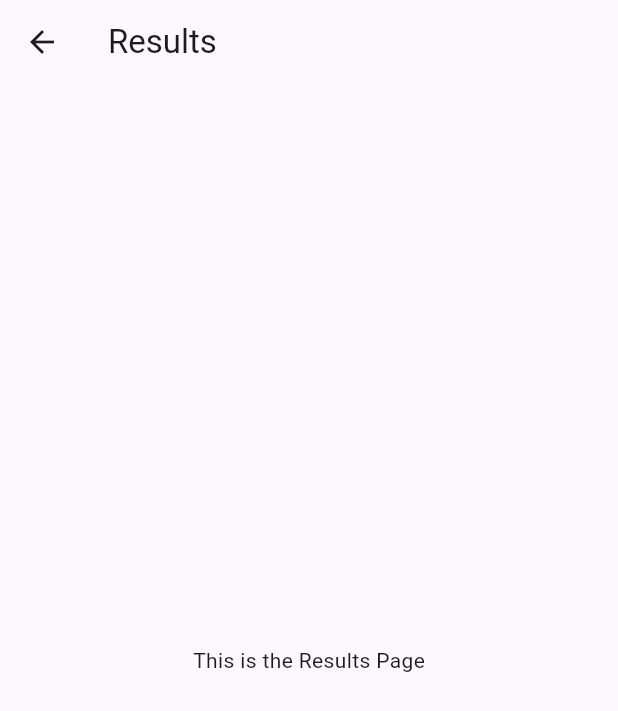
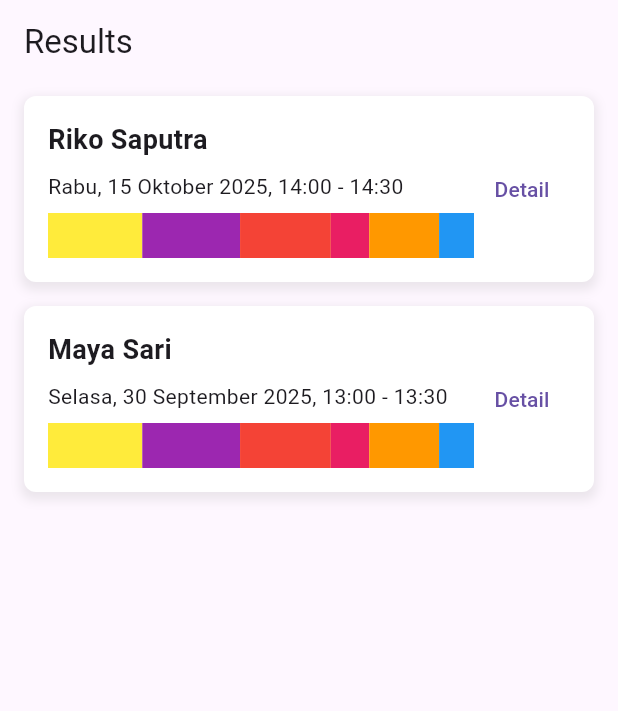
Before and after one commit to integer-class/PegalBasedLearning, a Flutter app: the ResultsPage screen opened directly, on a phone screen of 412 x 824 dp. Shown: the top 711 px of the screen. Run offline on Flutter 3.47's test engine with Material 3 defaults, Android fonts, the phone set to English and light mode, and no system bars; our stand-ins replace google_nav_bar, pie_chart; network calls fail.

Commit message:
add: piechart

```diff
--- a/expriview/lib/main.dart
+++ b/expriview/lib/main.dart
@@ -1,7 +1,9 @@
 import 'package:flutter/material.dart';
 import 'package:google_nav_bar/google_nav_bar.dart';
+import 'package:pie_chart/pie_chart.dart';
 import 'views/home_page.dart' as home;
 import 'views/results_page.dart';
+import 'views/result_detail.dart';
 import 'views/start_interview_page.dart' as interview;
 import 'views/profile_page.dart';
 
@@ -44,36 +46,22 @@ class _MyAppState extends State<MyApp> {
         ),
         bottomNavigationBar: Container(
           height: 75,
-          width: 750,
-          // decoration: BoxDecoration(
-          //   borderRadius: BorderRadius.circular(20),
-          //   boxShadow: [
-          //     BoxShadow(
-          //       color: Colors.black.withOpacity(0.2), // Shadow color
-          //       spreadRadius: 5, // Spread radius
-          //       blurRadius: 7, // Blur radius
-          //       offset: const Offset(0, 3), // Offset for the shadow
-          //     ),
-          //   ],
-          // ),
+          width: double.infinity,
           color: Colors.white,
-          child: const Padding(
-            padding: EdgeInsets.symmetric(horizontal: 15.0, vertical: 5),
+          child: Padding(
+            padding: const EdgeInsets.symmetric(horizontal: 15.0, vertical: 5),
             child: GNav(
               backgroundColor: Colors.white,
-              color: Color(0xFF5A7590),
-              activeColor: Color(0xFF2E77AE),
-              tabBackgroundColor: Color(0xFFF2F7FF),
+              color: const Color(0xFF5A7590),
+              activeColor: const Color(0xFF2E77AE),
+              tabBackgroundColor: const Color(0xFFF2F7FF),
               gap: 10,
-              padding: EdgeInsets.all(20),
-              tabs: [
+              padding: const EdgeInsets.all(20),
+              onTabChange: changeTab,
+              tabs: const [
                 GButton(
                   icon: Icons.home,
                   text: 'Home',
-                ),
-                GButton(
-                  icon: Icons.view_list_rounded,
-                  text: 'Settings',
                 ),
                 GButton(
                   icon: Icons.videocam,
@@ -95,3 +83,65 @@ class _MyAppState extends State<MyApp> {
     );
   }
 }
+
+class PreviousSessionItem extends StatelessWidget {
+  final String name;
+  final String date;
+
+  // Example dataMap and colorList for the pie chart
+  final Map<String, double> dataMap = {
+    "Segment A": 40,
+    "Segment B": 30,
+    "Segment C": 30,
+  };
+
+  final List<Color> colorList = [
+    Colors.blue,
+    Colors.red,
+    Colors.green,
+  ];
+
+    PreviousSessionItem({
+    Key? key,
+    required this.name,
+    required this.date,
+  }) : super(key: key);
+
+  @override
+  Widget build(BuildContext context) {
+    return Card(
+      margin: const EdgeInsets.symmetric(vertical: 5),
+      child: Padding(
+        padding: const EdgeInsets.all(10),
+        child: Row(
+          mainAxisAlignment: MainAxisAlignment.spaceBetween,
+          children: [
+            Column(
+              crossAxisAlignment: CrossAxisAlignment.start,
+              children: [
+                Text(name, style: TextStyle(fontSize: 16, fontWeight: FontWeight.bold)),
+                Text(date, style: TextStyle(color: Colors.grey)),
+              ],
+            ),
+            ElevatedButton(
+              onPressed: () {
+                // Navigate to ResultDetail when the button is pressed
+                Navigator.push(
+                  context,
+                  MaterialPageRoute(
+                    builder: (context) => ResultDetail(
+                      name: name,
+                      dataMap: dataMap, // Pass the dataMap
+                      colorList: colorList, // Pass the colorList
+                    ),
+                  ),
+                );
+              },
+              child: const Text('Detail'),
+            ),
+          ],
+        ),
+      ),
+    );
+  }
+}
--- a/expriview/lib/views/results_page.dart
+++ b/expriview/lib/views/results_page.dart
@@ -1,4 +1,21 @@
-import 'package:flutter/material.dart';
+import 'package:expriview/views/result_detail.dart';
+import 'package:flutter/material.dart'; // Ensure you import the ResultDetail class
+
+void main() {
+  runApp(const MyApp());
+}
+
+class MyApp extends StatelessWidget {
+  const MyApp({super.key});
+
+  @override
+  Widget build(BuildContext context) {
+    return MaterialApp(
+      title: 'Results Page Example',
+      home: const ResultsPage(),
+    );
+  }
+}
 
 class ResultsPage extends StatelessWidget {
   const ResultsPage({super.key});
@@ -9,9 +26,141 @@ class ResultsPage extends StatelessWidget {
       appBar: AppBar(
         title: const Text('Results'),
       ),
-      body: const Center(
-        child: Text('This is the Results Page'),
+      body: ListView(
+        children: [
+          PreviousSessionItem(
+            name: 'Riko Saputra',
+            date: 'Rabu, 15 Oktober 2025, 14:00 - 14:30',
+          ),
+          PreviousSessionItem(
+            name: 'Maya Sari',
+            date: 'Selasa, 30 September 2025, 13:00 - 13:30',
+          ),
+          // You can add more PreviousSessionItems here
+        ],
       ),
     );
   }
 }
+
+class PreviousSessionItem extends StatelessWidget {
+  final String name;
+  final String date;
+
+  const PreviousSessionItem({
+    Key? key,
+    required this.name,
+    required this.date,
+  }) : super(key: key);
+
+  @override
+  Widget build(BuildContext context) {
+    return GestureDetector(
+      child: Container(
+        margin: const EdgeInsets.symmetric(horizontal: 16.0, vertical: 8.0), // Margin for the item
+        decoration: BoxDecoration(
+          color: Colors.white, // Background color of the item
+          borderRadius: BorderRadius.circular(8.0), // Rounded corners
+          boxShadow: [
+            BoxShadow(
+              color: Colors.grey.withOpacity(0.2),
+              spreadRadius: 2,
+              blurRadius: 5,
+              offset: const Offset(0, 3), // changes position of shadow
+            ),
+          ],
+        ),
+        child: Padding(
+          padding: const EdgeInsets.all(16.0),
+          child: Row(
+            mainAxisAlignment: MainAxisAlignment.spaceBetween,
+            children: [
+              Expanded(
+                child: Column(
+                  crossAxisAlignment: CrossAxisAlignment.start,
+                  children: [
+                    Text(
+                      name,
+                      style: const TextStyle(
+                        fontSize: 18.0,
+                        fontWeight: FontWeight.bold,
+                      ),
+                    ),
+                    const SizedBox(height: 8.0),
+                    Text(date),
+                    const SizedBox(height: 8.0), // Space before the bar chart
+                    const StackedBar(), // Add the stacked bar chart here
+                  ],
+                ),
+              ),
+              TextButton(
+                onPressed: () {
+                  // Navigate to ResultDetail when the button is pressed
+                  Navigator.push(
+                    context,
+                    MaterialPageRoute(
+                      builder: (context) => ResultDetail(
+                        name: name,
+                        dataMap: {
+                          "Segment A": 40,
+                          "Segment B": 30,
+                          "Segment C": 30,
+                        }, // Example dataMap
+                        colorList: [
+                          Colors.blue,
+                          Colors.red,
+                          Colors.green,
+                        ], // Example colorList
+                      ),
+                    ),
+                  );
+                },
+                child: const Text('Detail'),
+              ),
+            ],
+          ),
+        ),
+      ),
+    );
+  }
+}
+
+class StackedBar extends StatelessWidget {
+  const StackedBar({Key? key}) : super(key: key);
+
+  @override
+  Widget build(BuildContext context) {
+    return Container(
+      width: 300, // Width of the entire bar
+      height: 30, // Height of the bar
+      child: Row(
+        children: [
+          Flexible(
+            flex: 27,
+            child: Container(color: Colors.yellow),
+          ),
+          Flexible(
+            flex: 28,
+            child: Container(color: Colors.purple),
+          ),
+          Flexible(
+            flex: 26,
+            child: Container(color: Colors.red),
+          ),
+          Flexible(
+            flex: 11,
+            child: Container(color: Colors.pink),
+          ),
+          Flexible(
+            flex: 20,
+            child: Container(color: Colors.orange),
+          ),
+          Flexible(
+            flex: 10,
+            child: Container(color: Colors.blue),
+          ),
+        ],
+      ),
+    );
+  }
+}
--- a/expriview/pubspec.yaml
+++ b/expriview/pubspec.yaml
@@ -31,6 +31,8 @@ dependencies:
   flutter:
     sdk: flutter
 
+  pie_chart: ^5.4.0
+
   # The following adds the Cupertino Icons font to your application.
   # Use with the CupertinoIcons class for iOS style icons.
   cupertino_icons: ^1.0.8
@@ -38,6 +40,7 @@ dependencies:
 
   curved_navigation_bar: ^1.0.6 #latest version
   responsive_navigation_bar: ^5.0.2
+
 
 dev_dependencies:
   flutter_test:
```
Also changed, not shown: expriview/lib/views/result_detail.dart (added, +57 -0 lines), expriview/pubspec.lock.
